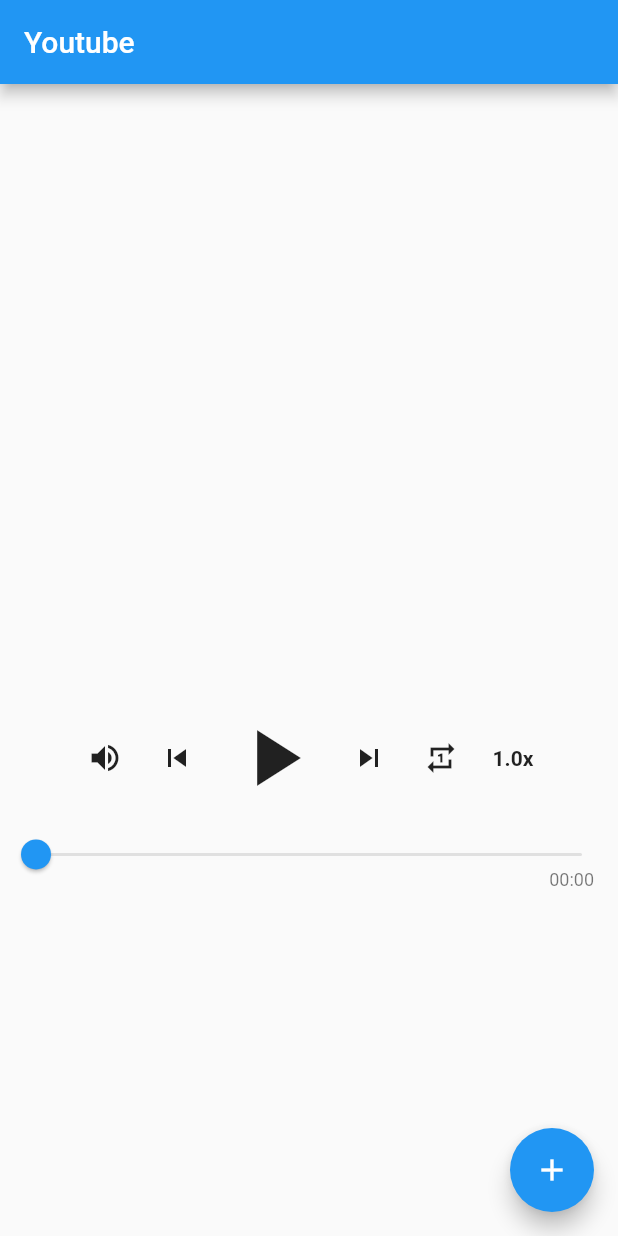
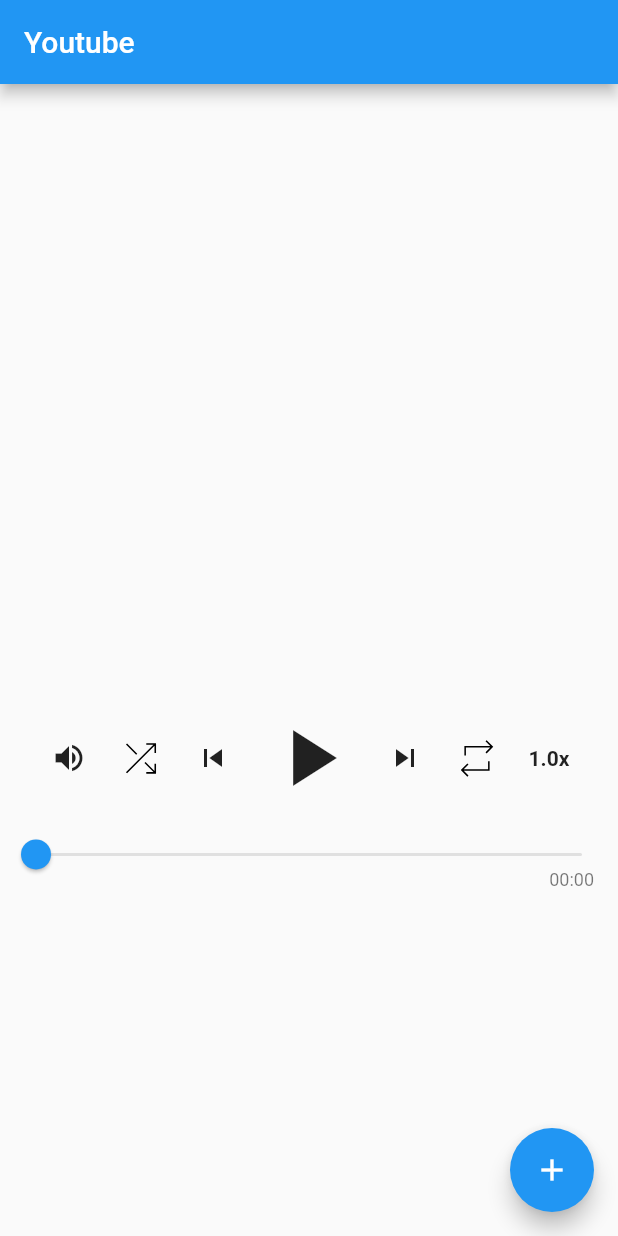
Before and after one commit to rmagur1203/background-youtube-player, a Flutter app: the screen it shows after launch, after a tap on the "skip previous" icon, on a phone screen of 412 x 824 dp. Run offline on Flutter 3.47's test engine with Material 2 defaults, Android fonts, the phone set to English and light mode, and no system bars; our stand-ins replace audio_service, flutter_svg, just_audio, rxdart; missing offline and left inert: audio_session, youtube_explode_dart; statements that could not run were skipped.

Commit message:
add shuffle

```diff
--- a/lib/control.dart
+++ b/lib/control.dart
@@ -1,5 +1,6 @@
 import 'package:audio_service/audio_service.dart';
 import 'package:flutter/material.dart';
+import 'package:flutter_svg/flutter_svg.dart';
 import 'package:just_audio/just_audio.dart';
 
 import 'common.dart';
@@ -32,6 +33,23 @@ class ControlButtons extends StatelessWidget {
               onChanged: (x) => player.setVolume(x / 100.0),
             );
           },
+        ),
+        StreamBuilder(
+          stream: handler.shuffleModeStream,
+          builder: (context, snapshot) => IconButton(
+            icon: {
+              AudioServiceShuffleMode.none: SvgPicture.asset(
+                'assets/icons/shuffle_wght200.svg',
+              ),
+              AudioServiceShuffleMode.all: const Icon(Icons.shuffle),
+            }[snapshot.data ?? AudioServiceShuffleMode.none]!,
+            onPressed: () => {
+              handler.setShuffleMode({
+                AudioServiceShuffleMode.none: AudioServiceShuffleMode.all,
+                AudioServiceShuffleMode.all: AudioServiceShuffleMode.none,
+              }[snapshot.data ?? AudioServiceShuffleMode.none]!),
+            },
+          ),
         ),
         IconButton(
           icon: const Icon(Icons.skip_previous),
@@ -84,16 +102,18 @@ class ControlButtons extends StatelessWidget {
         StreamBuilder<AudioServiceRepeatMode>(
           stream: handler.repeatModeStream,
           builder: (context, snapshot) => IconButton(
-            icon: Icon({
-              AudioServiceRepeatMode.none: Icons.repeat_one,
-              AudioServiceRepeatMode.one: Icons.repeat,
-              AudioServiceRepeatMode.all: Icons.looks_one_outlined,
-            }[snapshot.data ?? AudioServiceRepeatMode.none]),
+            icon: {
+              AudioServiceRepeatMode.none: SvgPicture.asset(
+                'assets/icons/repeat_wght200.svg',
+              ),
+              AudioServiceRepeatMode.all: Icon(Icons.repeat),
+              AudioServiceRepeatMode.one: Icon(Icons.repeat_one),
+            }[snapshot.data ?? AudioServiceRepeatMode.none]!,
             onPressed: () => {
               handler.setRepeatMode({
-                AudioServiceRepeatMode.none: AudioServiceRepeatMode.one,
-                AudioServiceRepeatMode.one: AudioServiceRepeatMode.all,
-                AudioServiceRepeatMode.all: AudioServiceRepeatMode.none,
+                AudioServiceRepeatMode.none: AudioServiceRepeatMode.all,
+                AudioServiceRepeatMode.all: AudioServiceRepeatMode.one,
+                AudioServiceRepeatMode.one: AudioServiceRepeatMode.none,
               }[snapshot.data ?? AudioServiceRepeatMode.none]!),
             },
           ),
--- a/lib/main.dart
+++ b/lib/main.dart
@@ -1,3 +1,5 @@
+import 'dart:math';
+
 import 'package:audio_service/audio_service.dart';
 import 'package:audio_session/audio_session.dart';
 import 'package:flutter/material.dart';
@@ -386,12 +388,26 @@ class AudioPlayerHandler extends BaseAudioHandler
     with SeekHandler, QueueHandler {
   BehaviorSubject<AudioServiceRepeatMode> repeatModeStream =
       BehaviorSubject.seeded(AudioServiceRepeatMode.none);
+  BehaviorSubject<AudioServiceShuffleMode> shuffleModeStream =
+      BehaviorSubject.seeded(AudioServiceShuffleMode.none);
 
   AudioPlayerHandler() {
     _player.playbackEventStream.map(_transformEvent).pipe(playbackState);
     _player.processingStateStream.listen((event) {
       if (event == ProcessingState.completed) {
-        skipToNext();
+        print(shuffleModeStream.value);
+        if (repeatModeStream.value == AudioServiceRepeatMode.one) {
+          _player.seek(Duration.zero).then((value) => _player.play());
+        } else if (shuffleModeStream.value == AudioServiceShuffleMode.all) {
+          if (queue.value.length <= 1) return;
+          var index = (queue.value.indexOf(mediaItem.value!) +
+                  Random().nextInt(queue.value.length - 1) +
+                  1) %
+              queue.value.length;
+          skipToQueueItem(index);
+        } else {
+          skipToNext();
+        }
       }
     });
   }
@@ -409,6 +425,12 @@ class AudioPlayerHandler extends BaseAudioHandler
   Future<void> setRepeatMode(AudioServiceRepeatMode repeatMode) async {
     await super.setRepeatMode(repeatMode);
     repeatModeStream.add(repeatMode);
+  }
+
+  @override
+  Future<void> setShuffleMode(AudioServiceShuffleMode shuffleMode) async {
+    await super.setShuffleMode(shuffleMode);
+    shuffleModeStream.add(shuffleMode);
   }
 
   @override
@@ -433,10 +455,7 @@ class AudioPlayerHandler extends BaseAudioHandler
   @override
   Future<void> skipToQueueItem(int index) async {
     if (index >= queue.value.length) {
-      if (repeatModeStream.value != AudioServiceRepeatMode.none) {
-        if (repeatModeStream.value == AudioServiceRepeatMode.one) {
-          repeatModeStream.add(AudioServiceRepeatMode.none);
-        }
+      if (repeatModeStream.value == AudioServiceRepeatMode.all) {
         index = index % queue.value.length;
       } else {
         return;
@@ -449,11 +468,13 @@ class AudioPlayerHandler extends BaseAudioHandler
 
   @override
   Future<void> skipToNext() {
+    if (mediaItem.value == null) return Future(() => null);
     return skipToQueueItem(queue.value.indexOf(mediaItem.value!) + 1);
   }
 
   @override
   Future<void> skipToPrevious() {
+    if (mediaItem.value == null) return Future(() => null);
     return skipToQueueItem(queue.value.indexOf(mediaItem.value!) - 1);
   }
 
@@ -476,11 +497,15 @@ class AudioPlayerHandler extends BaseAudioHandler
         if (_player.playing) MediaControl.pause else MediaControl.play,
         MediaControl.stop,
         MediaControl.fastForward,
+        MediaControl.skipToNext,
+        MediaControl.skipToPrevious,
       ],
       systemActions: const {
         MediaAction.seek,
         MediaAction.seekForward,
         MediaAction.seekBackward,
+        MediaAction.skipToNext,
+        MediaAction.skipToPrevious,
       },
       androidCompactActionIndices: const [0, 1, 3],
       processingState: const {
--- a/pubspec.yaml
+++ b/pubspec.yaml
@@ -41,6 +41,7 @@ dependencies:
   rxdart: ^0.27.7
   audio_session: ^0.1.13
   audio_service: ^0.18.9
+  flutter_svg: ^2.0.4
 
 dev_dependencies:
   flutter_test:
@@ -68,6 +69,8 @@ flutter:
   # assets:
   #   - images/a_dot_burr.jpeg
   #   - images/a_dot_ham.jpeg
+  assets:
+    - assets/icons/
 
   # An image asset can refer to one or more resolution-specific "variants", see
   # https://flutter.dev/assets-and-images/#resolution-aware
```
Also changed, not shown: assets/icons/repeat_wght100.svg (added), assets/icons/repeat_wght200.svg (added), assets/icons/shuffle_wght200.svg (added), pubspec.lock, 1 other file.
